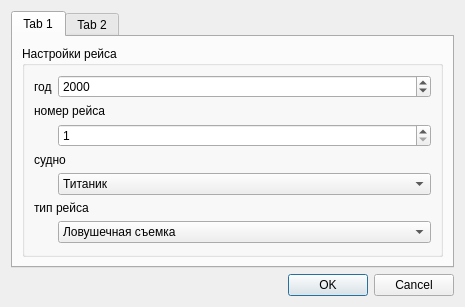
This is trip_setup.ui in annndrey/observer as Qt 5 draws it before an edit. The edited form follows.
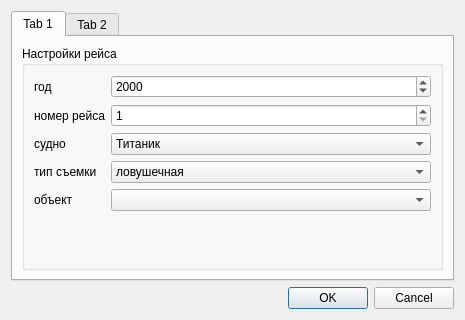
This is the edited form.

Commit message: делаем самое сложное - чтобы при определенных настройках показывались бы определенные колонки. Надо учитывать орудия лова и показывать/скрывать колонки в станциях и надо учитывать группу объекта/вид и корректировать отображение колонок в биоанализах и уловах.

```diff
--- a/trip_setup.ui
+++ b/trip_setup.ui
@@ -7,7 +7,7 @@
     <x>0</x>
     <y>0</y>
     <width>465</width>
-    <height>282</height>
+    <height>320</height>
    </rect>
   </property>
   <property name="windowTitle">
@@ -30,44 +30,6 @@
           <string>Настройки рейса</string>
          </property>
          <layout class="QFormLayout" name="formLayout">
-          <item row="0" column="0">
-           <widget class="QLabel" name="label">
-            <property name="text">
-             <string>год</string>
-            </property>
-           </widget>
-          </item>
-          <item row="0" column="1">
-           <widget class="QDateEdit" name="dateEdit">
-            <property name="displayFormat">
-             <string>yyyy</string>
-            </property>
-           </widget>
-          </item>
-          <item row="1" column="0" colspan="2">
-           <widget class="QLabel" name="label_2">
-            <property name="text">
-             <string>номер рейса</string>
-            </property>
-           </widget>
-          </item>
-          <item row="2" column="1">
-           <widget class="QSpinBox" name="spinBox">
-            <property name="minimum">
-             <number>1</number>
-            </property>
-            <property name="maximum">
-             <number>10000</number>
-            </property>
-           </widget>
-          </item>
-          <item row="3" column="0" colspan="2">
-           <widget class="QLabel" name="label_3">
-            <property name="text">
-             <string>судно</string>
-            </property>
-           </widget>
-          </item>
           <item row="4" column="1">
            <widget class="QComboBox" name="comboBox">
             <item>
@@ -87,10 +49,48 @@
             </item>
            </widget>
           </item>
-          <item row="5" column="0" colspan="2">
+          <item row="4" column="0">
+           <widget class="QLabel" name="label_3">
+            <property name="text">
+             <string>судно</string>
+            </property>
+           </widget>
+          </item>
+          <item row="3" column="1">
+           <widget class="QSpinBox" name="tripSpinBox">
+            <property name="minimum">
+             <number>1</number>
+            </property>
+            <property name="maximum">
+             <number>10000</number>
+            </property>
+           </widget>
+          </item>
+          <item row="2" column="1">
+           <widget class="QDateEdit" name="yearDateEdit">
+            <property name="displayFormat">
+             <string>yyyy</string>
+            </property>
+           </widget>
+          </item>
+          <item row="3" column="0">
+           <widget class="QLabel" name="label_2">
+            <property name="text">
+             <string>номер рейса</string>
+            </property>
+           </widget>
+          </item>
+          <item row="2" column="0">
+           <widget class="QLabel" name="label">
+            <property name="text">
+             <string>год</string>
+            </property>
+           </widget>
+          </item>
+          <item row="6" column="0">
            <widget class="QLabel" name="label_4">
             <property name="text">
-             <string>тип рейса</string>
+             <string>тип съемки</string>
             </property>
            </widget>
           </item>
@@ -98,7 +98,7 @@
            <widget class="QComboBox" name="comboBox_2">
             <item>
              <property name="text">
-              <string>Ловушечная съемка</string>
+              <string>ловушечная</string>
              </property>
             </item>
             <item>
@@ -118,6 +118,16 @@
             </item>
            </widget>
           </item>
+          <item row="7" column="0">
+           <widget class="QLabel" name="label_5">
+            <property name="text">
+             <string>объект</string>
+            </property>
+           </widget>
+          </item>
+          <item row="7" column="1">
+           <widget class="QComboBox" name="objectComboBox"/>
+          </item>
          </layout>
         </widget>
        </item>
```
Left out of the diff: 10 changed lines with no effect on the pictures. The commit also changes 2 other files.
